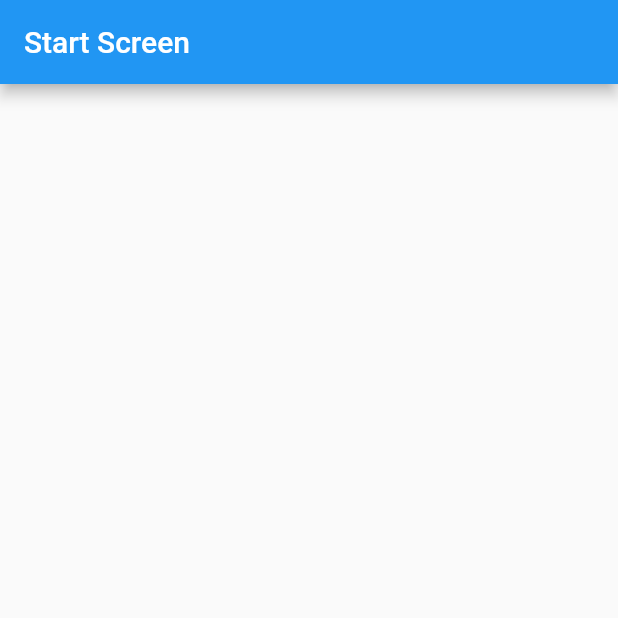
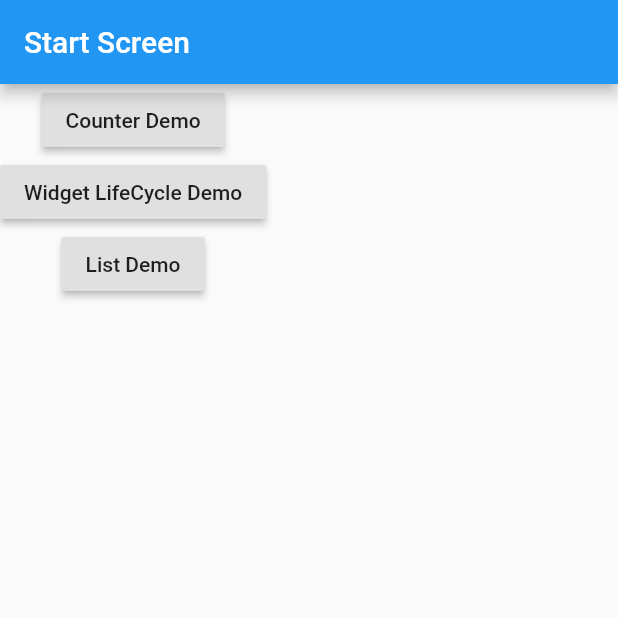
Before and after one commit to nurulakter8/Admin-Function, a Flutter app: the screen it shows after launch, on a phone screen of 412 x 824 dp, the top half of it. Run offline on Flutter 3.47's test engine with Material 2 defaults, Android fonts, the phone set to English and light mode, and no system bars.

Commit message:
three more screen commit

```diff
--- a/lib/main.dart
+++ b/lib/main.dart
@@ -1,5 +1,8 @@
 import 'package:flutter/material.dart';
+import 'package:lesson2/screens/counterdemo_screen.dart';
+import 'package:lesson2/screens/listdemo_screen.dart';
 import 'package:lesson2/screens/start_screen.dart';
+import 'package:lesson2/screens/widgetlifecycle.dart';
 
 void main() {
   runApp(Lesson2App());
@@ -12,6 +15,9 @@ class Lesson2App extends StatelessWidget {
       initialRoute: StartScreen.routeName,
       routes: {
         StartScreen.routeName: (context) => StartScreen(),
+        CounterDemoScreen.routeName: (context) => CounterDemoScreen(),
+        WidgetLifeCycle.routeName: (context) => WidgetLifeCycle(),
+        ListDemoScreen.routeName: (context) => ListDemoScreen(),
       },
     );
   }
--- a/lib/screens/start_screen.dart
+++ b/lib/screens/start_screen.dart
@@ -1,6 +1,10 @@
 import 'package:flutter/material.dart';
+import 'package:lesson2/screens/widgetlifecycle.dart';
 
-class StartScreen extends StatelessWidget{
+import 'counterdemo_screen.dart';
+import 'listdemo_screen.dart';
+
+class StartScreen extends StatelessWidget {
   static const routeName = '/startScreen';
   @override
   Widget build(BuildContext context) {
@@ -8,9 +12,27 @@ class StartScreen extends StatelessWidget{
       appBar: AppBar(
         title: Text("Start Screen"),
       ),
-      body: Text(''),
+      body: SingleChildScrollView(
+        child: Column(
+          children: <Widget>[
+            RaisedButton(
+              onPressed: () =>
+                  Navigator.pushNamed(context, CounterDemoScreen.routeName),
+              child: Text("Counter Demo"),
+            ),
+            RaisedButton(
+              onPressed: () =>
+                  Navigator.pushNamed(context, WidgetLifeCycle.routeName),
+              child: Text("Widget LifeCycle Demo"),
+            ),
+            RaisedButton(
+              onPressed: () =>
+                  Navigator.pushNamed(context, ListDemoScreen.routeName),
+              child: Text("List Demo"),
+            ),
+          ],
+        ),
+      ),
     );
-
   }
-
 }
```
Also changed, not shown: lib/screens/counterdemo_screen.dart (added, +69 -0 lines), lib/screens/listdemo_screen.dart (added, +44 -0 lines), lib/screens/widgetlifecycle.dart (added, +62 -0 lines).
